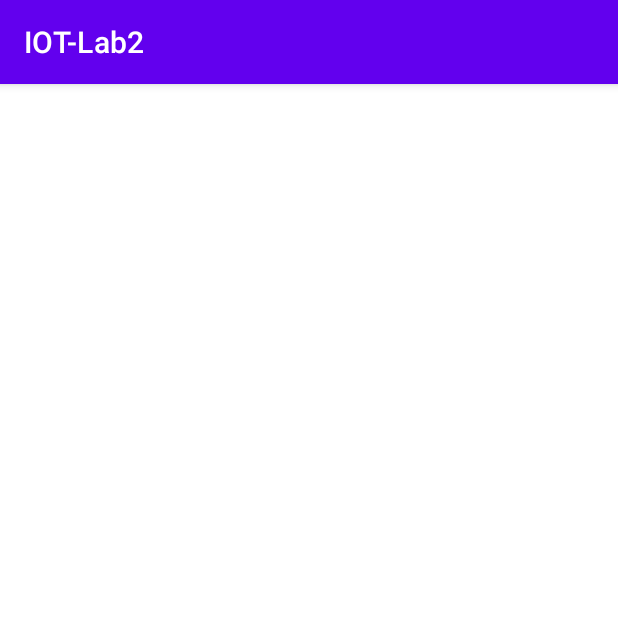
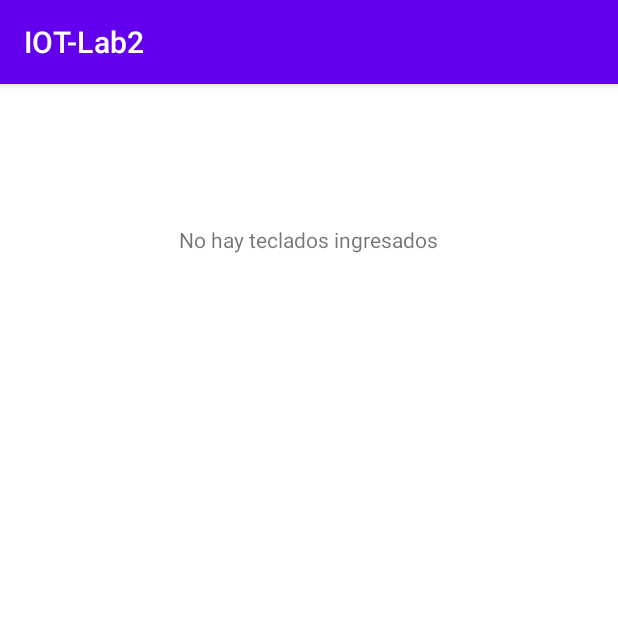
Before and after one commit to PercyDLR/IOT-Lab2, an Android app: the TecladoActivity screen opened directly, with no data from a screen before it, on a phone screen of 412 x 824 dp, the top half of it. Run offline under Robolectric (Android 15) with nearby library versions, the phone set to English and light mode, and no system bars.

Commit message:
teclado menu

```diff
--- a/app/src/main/res/layout/activity_teclado.xml
+++ b/app/src/main/res/layout/activity_teclado.xml
@@ -6,4 +6,15 @@
     android:layout_height="match_parent"
     tools:context=".TecladoActivity">
 
+    <TextView
+        android:id="@+id/textNoTeclado"
+        android:layout_width="wrap_content"
+        android:layout_height="wrap_content"
+        android:text="No hay teclados ingresados"
+        app:layout_constraintBottom_toBottomOf="parent"
+        app:layout_constraintEnd_toEndOf="parent"
+        app:layout_constraintHorizontal_bias="0.498"
+        app:layout_constraintStart_toStartOf="parent"
+        app:layout_constraintTop_toTopOf="parent"
+        app:layout_constraintVertical_bias="0.126" />
 </androidx.constraintlayout.widget.ConstraintLayout>
```
Also changed, not shown: app/src/main/res/menu/menu_teclado.xml (added, +11 -0 lines).
